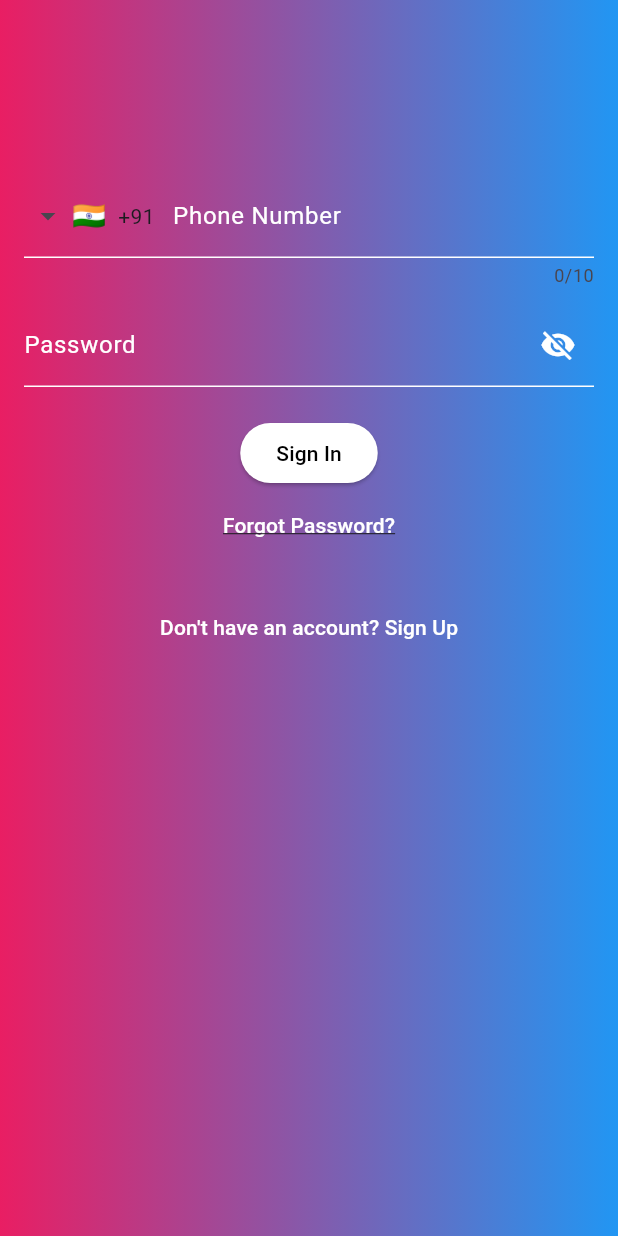
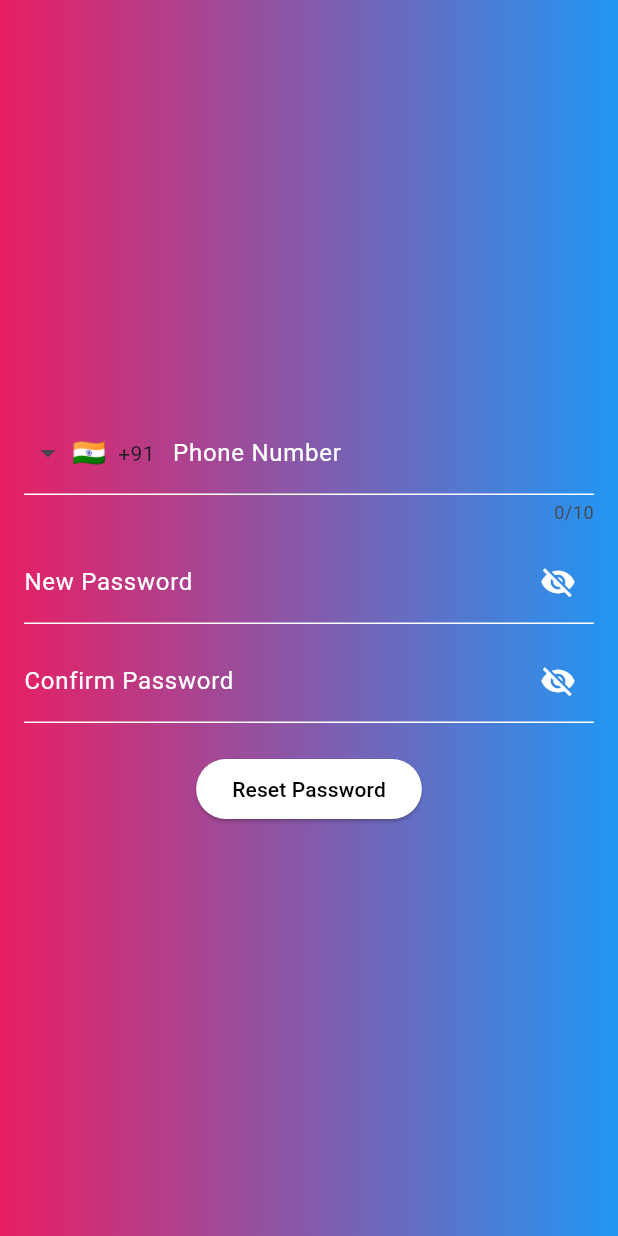
Before and after one commit to GDeepika2703/test, a Flutter app: the screen it shows after launch, after a tap on "Forgot Password?", on a phone screen of 412 x 824 dp. Run offline on Flutter 3.47's test engine with Material 3 defaults, Android fonts, the phone set to English and light mode, and no system bars; drawn by our look-alikes of intl_phone_field; our stand-ins replace shared_preferences, webview_flutter; network calls fail.

```diff
--- /dev/null
+++ b/flutter_app/flutter_app/lib/forgot_password.dart
@@ -0,0 +1,168 @@
+import 'package:flutter/material.dart';
+import 'package:intl_phone_field/intl_phone_field.dart';
+import 'package:http/http.dart' as http;
+import 'dart:convert';
+
+class ForgotPasswordPage extends StatefulWidget {
+  const ForgotPasswordPage({super.key}); // added key
+
+  @override
+  State<ForgotPasswordPage> createState() => _ForgotPasswordPageState();
+}
+
+class _ForgotPasswordPageState extends State<ForgotPasswordPage> {
+  String completePhone = '';
+  final TextEditingController _newPasswordController = TextEditingController();
+  final TextEditingController _confirmPasswordController = TextEditingController();
+  bool isNewPasswordVisible = false;
+  bool isConfirmPasswordVisible = false;
+
+  Future<void> resetPassword() async {
+    final newPassword = _newPasswordController.text.trim();
+    final confirmPassword = _confirmPasswordController.text.trim();
+
+    if (completePhone.isEmpty || newPassword.isEmpty || confirmPassword.isEmpty) {
+      _showDialog('Error', 'All fields are required.');
+      return;
+    }
+    if (newPassword != confirmPassword) {
+      _showDialog('Error', 'Passwords do not match.');
+      return;
+    }
+
+    final url = Uri.parse('http://104.154.141.198:5002/forgot-password');
+    try {
+      final response = await http.post(
+        url,
+        headers: const {'Content-Type': 'application/json'},
+        body: json.encode({
+          'phone_no': completePhone,
+          'password': newPassword,
+        }),
+      );
+      if (response.statusCode == 200) {
+        _showDialog('Success', 'Password updated successfully.');
+      } else {
+        final data = json.decode(response.body);
+        _showDialog('Error', data['message'] ?? 'User not found.');
+      }
+    } catch (e) {
+      _showDialog('Error', 'Something went wrong. Please try again.');
+    }
+  }
+
+  void _showDialog(String title, String message) {
+    showDialog(
+      context: context,
+      builder: (_) => AlertDialog(
+        title: Text(title),
+        content: Text(message),
+        actions: [
+          TextButton(
+            onPressed: () {
+              Navigator.pop(context); // Close the dialog
+              if (title == 'Success') {
+                Navigator.pushReplacementNamed(context, '/signin');
+              }
+            },
+            child: const Text('OK'),
+          ),
+        ],
+      ),
+    );
+  }
+
+  InputDecoration _buildInputDecoration({
+    required String label,
+    required bool visible,
+    required VoidCallback toggle,
+  }) {
+    return InputDecoration(
+      labelText: label,
+      labelStyle: const TextStyle(color: Colors.white),
+      suffixIcon: IconButton(
+        icon: Icon(
+          visible ? Icons.visibility : Icons.visibility_off,
+          color: Colors.white,
+        ),
+        onPressed: toggle,
+      ),
+      enabledBorder: const UnderlineInputBorder(
+        borderSide: BorderSide(color: Colors.white),
+      ),
+      focusedBorder: const UnderlineInputBorder(
+        borderSide: BorderSide(color: Colors.white),
+      ),
+    );
+  }
+
+  @override
+  Widget build(BuildContext context) {
+    return Scaffold(
+      body: Container(
+        padding: const EdgeInsets.all(16),
+        decoration: const BoxDecoration(
+          gradient: LinearGradient(colors: [Colors.pink, Colors.blue]),
+        ),
+        child: Column(
+          mainAxisAlignment: MainAxisAlignment.center,
+          children: [
+            IntlPhoneField(
+              decoration: const InputDecoration(
+                labelText: 'Phone Number',
+                labelStyle: TextStyle(color: Colors.white),
+                enabledBorder: UnderlineInputBorder(
+                  borderSide: BorderSide(color: Colors.white),
+                ),
+                focusedBorder: UnderlineInputBorder(
+                  borderSide: BorderSide(color: Colors.white),
+                ),
+              ),
+              initialCountryCode: 'IN',
+              style: const TextStyle(color: Colors.white),
+              onChanged: (phone) {
+                completePhone = phone.completeNumber;
+              },
+            ),
+            const SizedBox(height: 10),
+            TextField(
+              controller: _newPasswordController,
+              style: const TextStyle(color: Colors.white),
+              obscureText: !isNewPasswordVisible,
+              decoration: _buildInputDecoration(
+                label: 'New Password',
+                visible: isNewPasswordVisible,
+                toggle: () {
+                  setState(() {
+                    isNewPasswordVisible = !isNewPasswordVisible;
+                  });
+                },
+              ),
+            ),
+            const SizedBox(height: 10),
+            TextField(
+              controller: _confirmPasswordController,
+              style: const TextStyle(color: Colors.white),
+              obscureText: !isConfirmPasswordVisible,
+              decoration: _buildInputDecoration(
+                label: 'Confirm Password',
+                visible: isConfirmPasswordVisible,
+                toggle: () {
+                  setState(() {
+                    isConfirmPasswordVisible = !isConfirmPasswordVisible;
+                  });
+                },
+              ),
+            ),
+            const SizedBox(height: 20),
+            ElevatedButton(
+              style: ElevatedButton.styleFrom(backgroundColor: Colors.white),
+              onPressed: resetPassword,
+              child: const Text('Reset Password', style: TextStyle(color: Colors.black)),
+            ),
+          ],
+        ),
+      ),
+    );
+  }
+}
--- a/flutter_app/flutter_app/lib/home_page.dart
+++ b/flutter_app/flutter_app/lib/home_page.dart
@@ -83,7 +83,7 @@ Navigator.pushReplacementNamed(context, '/');
     ? 'mining'
     : sectorName.toLowerCase();*/
 
-    final url = 'http://10.5.48.48:5001/dashboards/$sectorName.html'
+    final url = 'http://104.154.141.198:5001/dashboards/$sectorName.html'
         '?company=${Uri.encodeComponent(companyName)}'
         '&sector=${Uri.encodeComponent(sectorName)}';
     Navigator.push(
@@ -94,7 +94,7 @@ Navigator.pushReplacementNamed(context, '/');
   );
   }*/
   Future<void> _loadDashboard() async {
-  const  url = 'http://10.5.48.48:5001/dashboards/mining.html';
+  const  url = 'https://104.154.141.198:5002/dashboards/mining.html';
   Navigator.push(
     context,
     MaterialPageRoute(
--- a/flutter_app/flutter_app/lib/main.dart
+++ b/flutter_app/flutter_app/lib/main.dart
@@ -2,6 +2,7 @@ import 'package:flutter/material.dart';
 import 'signin_page.dart';
 import 'home_page.dart';
 import 'signup_page.dart';
+import 'forgot_password.dart';
 
 void main() {
   runApp(const MyApp()); // ✅ Use const for performance
@@ -24,6 +25,7 @@ class MyApp extends StatelessWidget {
         '/signin': (context) => const SignInPage(), // ✅ const constructors
         '/home': (context) => const HomePage(),
         '/signup': (context) => const SignUpPage(),
+        '/forgot':(context)=>const ForgotPasswordPage()
       },
     );
   }
--- a/flutter_app/flutter_app/lib/signin_page.dart
+++ b/flutter_app/flutter_app/lib/signin_page.dart
@@ -22,7 +22,7 @@ class _SignInPageState extends State<SignInPage> {
       return;
     }
 
-    final url = Uri.parse('http://104.154.141.198:5001/signin');
+    final url = Uri.parse('http://104.154.141.198:5002/signin');
     final bool isPhone = phone.length >= 6 && phone.length <= 15;
 
     if (!isPhone) {
--- a/flutter_app/flutter_app/lib/signup_page.dart
+++ b/flutter_app/flutter_app/lib/signup_page.dart
@@ -29,7 +29,7 @@ class _SignUpPageState extends State<SignUpPage> {
 
   Future<void> fetchSectors() async {
     try {
-      final response = await http.get(Uri.parse('http://10.5.48.48:5001/sectors'));
+      final response = await http.get(Uri.parse('http://104.154.141.198:5002/sectors'));
       if (response.statusCode == 200) {
         final data = json.decode(response.body) as List;
         setState(() {
@@ -48,7 +48,7 @@ class _SignUpPageState extends State<SignUpPage> {
 
   Future<void> fetchCompaniesBySector(String sector) async {
     try {
-      final response = await http.get(Uri.parse('http://10.5.48.48:5001/getcompanies?sector=$sector'));
+      final response = await http.get(Uri.parse('http://104.154.141.198:5002/getcompanies?sector=$sector'));
       if (response.statusCode == 200) {
         final data = json.decode(response.body) as List;
         setState(() {
@@ -76,7 +76,7 @@ class _SignUpPageState extends State<SignUpPage> {
       return;
     }
 
-    final url = Uri.parse('http://10.5.48.48:5001/register');
+    final url = Uri.parse('http://104.154.141.198:5002/register');
     try {
       final response = await http.post(
         url,
```
Also changed, not shown: 3 other files.
